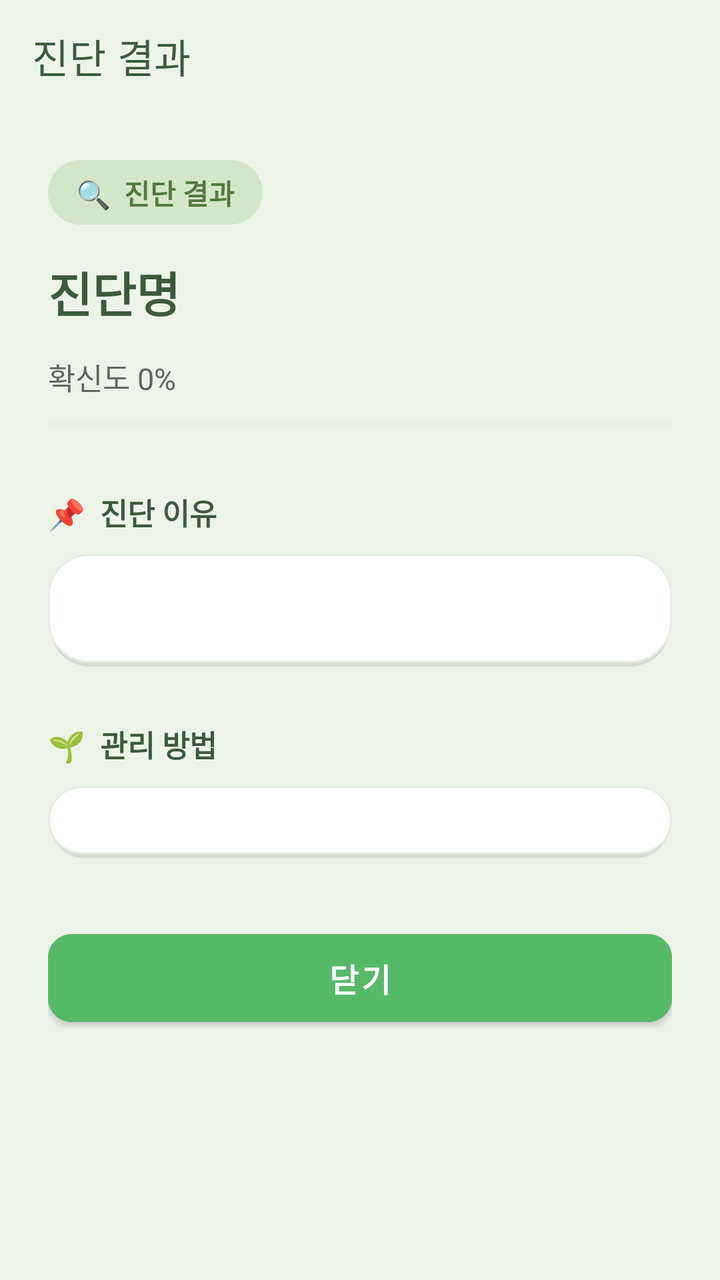
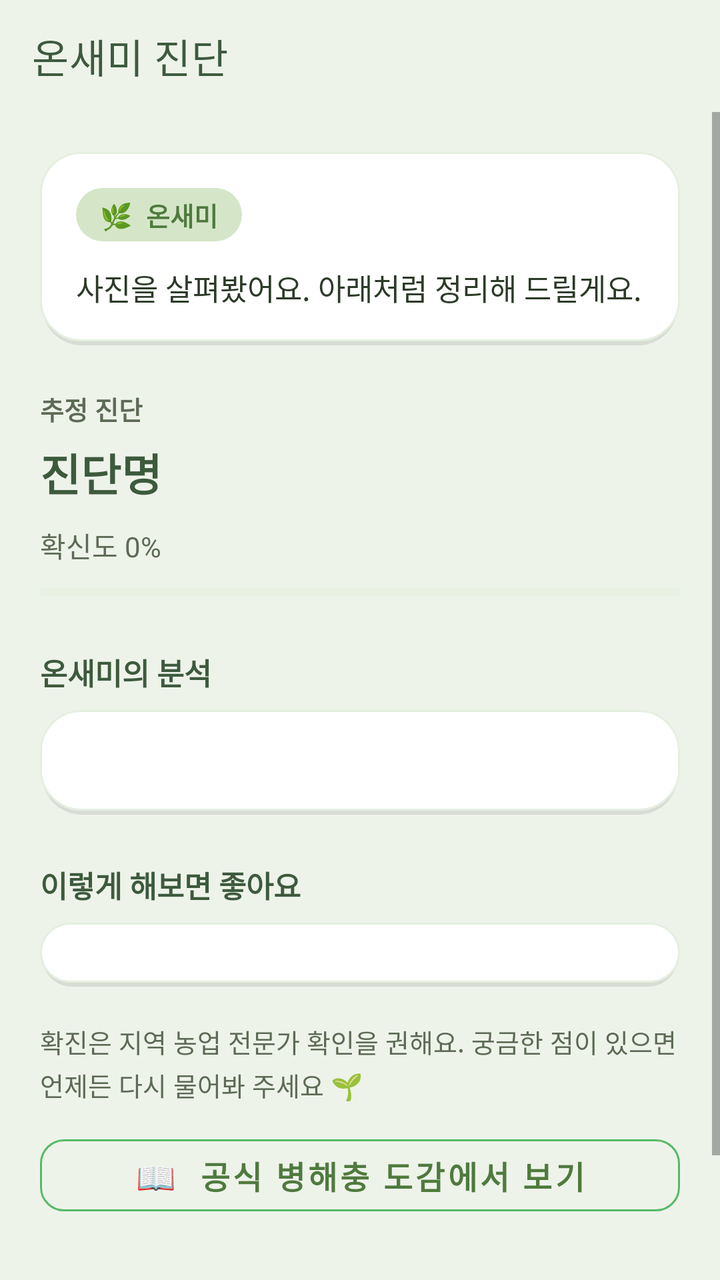

Before-and-after screenshots of an Android layout around one commit, followed by the original layout XML and the change that was made.
<!-- AndroidManifest.xml: activity theme Theme.Kiuda -->
<!-- res/layout/activity_diagnosis_result.xml -->
<?xml version="1.0" encoding="utf-8"?>
<LinearLayout xmlns:android="http://schemas.android.com/apk/res/android"
    xmlns:app="http://schemas.android.com/apk/res-auto"
    android:layout_width="match_parent"
    android:layout_height="match_parent"
    android:orientation="vertical"
    android:background="@color/neo_bg">

    <com.google.android.material.appbar.MaterialToolbar
        android:id="@+id/toolbar"
        android:layout_width="match_parent"
        android:layout_height="?attr/actionBarSize"
        android:background="@color/neo_bg"
        app:titleTextColor="@color/neo_text_dark"
        app:title="진단 결과"
        app:navigationIconTint="@color/neo_text_dark" />

    <ScrollView
        android:layout_width="match_parent"
        android:layout_height="0dp"
        android:layout_weight="1">

        <LinearLayout
            android:layout_width="match_parent"
            android:layout_height="wrap_content"
            android:orientation="vertical"
            android:padding="24dp">

            <TextView
                android:layout_width="wrap_content"
                android:layout_height="wrap_content"
                android:text="🔍  진단 결과"
                android:textSize="14sp"
                android:textStyle="bold"
                android:textColor="@color/neo_green_dark"
                android:background="@drawable/bg_pill_soft"
                android:paddingLeft="14dp"
                android:paddingRight="14dp"
                android:paddingTop="6dp"
                android:paddingBottom="6dp" />

            <TextView
                android:id="@+id/tvDiagnosisName"
                android:layout_width="match_parent"
                android:layout_height="wrap_content"
                android:layout_marginTop="16dp"
                android:text="진단명"
                android:textSize="24sp"
                android:textStyle="bold"
                android:textColor="@color/neo_text_dark"
                android:fontFamily="sans-serif-black" />

            <TextView
                android:id="@+id/tvConfidence"
                android:layout_width="wrap_content"
                android:layout_height="wrap_content"
                android:layout_marginTop="14dp"
                android:text="확신도 0%"
                android:textSize="15sp"
                android:textColor="@color/neo_muted" />

            <ProgressBar
                android:id="@+id/progressConfidence"
                style="?android:attr/progressBarStyleHorizontal"
                android:layout_width="match_parent"
                android:layout_height="10dp"
                android:layout_marginTop="8dp"
                android:max="100"
                android:progress="0"
                android:progressTint="@color/neo_green_primary"
                android:progressBackgroundTint="@color/neo_green_soft" />

            <TextView
                android:layout_width="wrap_content"
                android:layout_height="wrap_content"
                android:layout_marginTop="28dp"
                android:text="📌  진단 이유"
                android:textSize="15sp"
                android:textStyle="bold"
                android:textColor="@color/neo_text_dark" />

            <TextView
                android:id="@+id/tvReason"
                android:layout_width="match_parent"
                android:layout_height="wrap_content"
                android:layout_marginTop="10dp"
                android:padding="18dp"
                android:background="@drawable/bg_neo_card"
                android:textSize="15sp"
                android:textColor="@color/neo_text"
                android:lineSpacingExtra="4dp" />

            <TextView
                android:layout_width="wrap_content"
                android:layout_height="wrap_content"
                android:layout_marginTop="28dp"
                android:text="🌱  관리 방법"
                android:textSize="15sp"
                android:textStyle="bold"
                android:textColor="@color/neo_text_dark" />

            <LinearLayout
                android:id="@+id/containerMethods"
                android:layout_width="match_parent"
                android:layout_height="wrap_content"
                android:orientation="vertical"
                android:layout_marginTop="10dp"
                android:padding="18dp"
                android:background="@drawable/bg_neo_card" />

            <com.google.android.material.button.MaterialButton
                android:id="@+id/btnClose"
                android:layout_width="match_parent"
                android:layout_height="56dp"
                android:layout_marginTop="32dp"
                android:text="닫기"
                android:textStyle="bold"
                app:cornerRadius="12dp"
                android:backgroundTint="@color/neo_green_primary" />

        </LinearLayout>
    </ScrollView>
</LinearLayout>
<!-- resources referenced by this layout -->
<resources>
  <color name="neo_bg">#EEF3EA</color>
  <color name="neo_green_dark">#4F7A3E</color>
  <color name="neo_green_primary">#56B968</color>
  <color name="neo_green_soft">#D5E6C8</color>
  <color name="neo_muted">#5C6B55</color>
  <color name="neo_text">#2C3A28</color>
  <color name="neo_text_dark">#3D5A3D</color>
  <!-- drawable bg_neo_card (drawable) -->
  <?xml version="1.0" encoding="utf-8"?>
  <layer-list xmlns:android="http://schemas.android.com/apk/res/android">
      <item android:left="1dp" android:top="2dp" android:right="1dp" android:bottom="0dp">
          <shape android:shape="rectangle">
              <solid android:color="#18000000" />
              <corners android:radius="20dp" />
          </shape>
      </item>
      <item android:bottom="2dp">
          <shape android:shape="rectangle">
              <solid android:color="#FFFFFF" />
              <corners android:radius="20dp" />
              <stroke android:width="1dp" android:color="#E5EFE0" />
          </shape>
      </item>
  </layer-list>
  <!-- drawable bg_pill_soft (drawable) -->
  <?xml version="1.0" encoding="utf-8"?>
  <shape xmlns:android="http://schemas.android.com/apk/res/android">
      <solid android:color="#D5E6C8" />
      <corners android:radius="50dp" />
  </shape>
  <style name="Theme.Kiuda" parent="Theme.MaterialComponents.DayNight.NoActionBar">
          <item name="colorPrimary">@color/neo_green_primary</item>
          <item name="colorPrimaryVariant">@color/neo_green_dark</item>
          <item name="colorOnPrimary">@color/neo_white</item>
          <item name="colorSecondary">@color/neo_leaf</item>
          <item name="colorOnSecondary">@color/neo_white</item>
          <item name="colorSurface">@color/neo_bg</item>
          <item name="colorOnSurface">@color/neo_text</item>
          <item name="android:colorBackground">@color/neo_bg</item>
          <item name="android:statusBarColor">@color/neo_green_dark</item>
          <item name="android:navigationBarColor">@color/neo_bg</item>
          <item name="android:windowLightStatusBar">false</item>
          <item name="materialButtonStyle">@style/Widget.Kiuda.Button</item>
      </style>
  <color name="neo_white">#FFFFFF</color>
  <color name="neo_leaf">#7CB342</color>
  <style name="Widget.Kiuda.Button" parent="Widget.MaterialComponents.Button">
          <item name="cornerRadius">12dp</item>
          <item name="android:textAllCaps">false</item>
          <item name="android:textSize">16sp</item>
          <item name="backgroundTint">@color/neo_green_primary</item>
          <item name="android:textColor">@color/neo_white</item>
      </style>
</resources>

<!-- the commit's change to res/layout/activity_diagnosis_result.xml (unified diff, before → after) -->
@@ -12,7 +12,7 @@
         android:layout_height="?attr/actionBarSize"
         android:background="@color/neo_bg"
         app:titleTextColor="@color/neo_text_dark"
-        app:title="진단 결과"
+        app:title="온새미 진단"
         app:navigationIconTint="@color/neo_text_dark" />
 
     <ScrollView
@@ -24,39 +24,68 @@
             android:layout_width="match_parent"
             android:layout_height="wrap_content"
             android:orientation="vertical"
-            android:padding="24dp">
+            android:padding="20dp">
 
+            
+            <LinearLayout
+                android:layout_width="match_parent"
+                android:layout_height="wrap_content"
+                android:orientation="vertical"
+                android:padding="18dp"
+                android:background="@drawable/bg_neo_card">
+
+                <TextView
+                    android:layout_width="wrap_content"
+                    android:layout_height="wrap_content"
+                    android:text="🌿  온새미"
+                    android:textSize="13sp"
+                    android:textStyle="bold"
+                    android:textColor="@color/neo_green_dark"
+                    android:background="@drawable/bg_pill_soft"
+                    android:paddingLeft="12dp"
+                    android:paddingRight="12dp"
+                    android:paddingTop="4dp"
+                    android:paddingBottom="4dp" />
+
+                <TextView
+                    android:id="@+id/tvGreeting"
+                    android:layout_width="match_parent"
+                    android:layout_height="wrap_content"
+                    android:layout_marginTop="12dp"
+                    android:text="사진을 살펴봤어요. 아래처럼 정리해 드릴게요."
+                    android:textSize="15sp"
+                    android:textColor="@color/neo_text"
+                    android:lineSpacingExtra="4dp" />
+            </LinearLayout>
+
+            
             <TextView
                 android:layout_width="wrap_content"
                 android:layout_height="wrap_content"
-                android:text="🔍  진단 결과"
-                android:textSize="14sp"
+                android:layout_marginTop="22dp"
+                android:text="추정 진단"
+                android:textSize="13sp"
                 android:textStyle="bold"
-                android:textColor="@color/neo_green_dark"
-                android:background="@drawable/bg_pill_soft"
-                android:paddingLeft="14dp"
-                android:paddingRight="14dp"
-                android:paddingTop="6dp"
-                android:paddingBottom="6dp" />
+                android:textColor="@color/neo_muted" />
 
             <TextView
                 android:id="@+id/tvDiagnosisName"
                 android:layout_width="match_parent"
                 android:layout_height="wrap_content"
-                android:layout_marginTop="16dp"
+                android:layout_marginTop="6dp"
                 android:text="진단명"
-                android:textSize="24sp"
+                android:textSize="22sp"
                 android:textStyle="bold"
                 android:textColor="@color/neo_text_dark"
-                android:fontFamily="sans-serif-black" />
+                android:lineSpacingExtra="2dp" />
 
             <TextView
                 android:id="@+id/tvConfidence"
                 android:layout_width="wrap_content"
                 android:layout_height="wrap_content"
-                android:layout_marginTop="14dp"
+                android:layout_marginTop="10dp"
                 android:text="확신도 0%"
-                android:textSize="15sp"
+                android:textSize="14sp"
                 android:textColor="@color/neo_muted" />
 
             <ProgressBar
@@ -70,11 +99,12 @@
                 android:progressTint="@color/neo_green_primary"
                 android:progressBackgroundTint="@color/neo_green_soft" />
 
+            
             <TextView
                 android:layout_width="wrap_content"
                 android:layout_height="wrap_content"
-                android:layout_marginTop="28dp"
-                android:text="📌  진단 이유"
+                android:layout_marginTop="24dp"
+                android:text="온새미의 분석"
                 android:textSize="15sp"
                 android:textStyle="bold"
                 android:textColor="@color/neo_text_dark" />
@@ -83,18 +113,19 @@
                 android:id="@+id/tvReason"
                 android:layout_width="match_parent"
                 android:layout_height="wrap_content"
-                android:layout_marginTop="10dp"
-                android:padding="18dp"
+                android:layout_marginTop="8dp"
+                android:padding="16dp"
                 android:background="@drawable/bg_neo_card"
                 android:textSize="15sp"
                 android:textColor="@color/neo_text"
-                android:lineSpacingExtra="4dp" />
+                android:lineSpacingExtra="6dp" />
 
+            
             <TextView
                 android:layout_width="wrap_content"
                 android:layout_height="wrap_content"
-                android:layout_marginTop="28dp"
-                android:text="🌱  관리 방법"
+                android:layout_marginTop="24dp"
+                android:text="이렇게 해보면 좋아요"
                 android:textSize="15sp"
                 android:textStyle="bold"
                 android:textColor="@color/neo_text_dark" />
@@ -104,16 +135,38 @@
                 android:layout_width="match_parent"
                 android:layout_height="wrap_content"
                 android:orientation="vertical"
-                android:layout_marginTop="10dp"
-                android:padding="18dp"
+                android:layout_marginTop="8dp"
+                android:padding="16dp"
                 android:background="@drawable/bg_neo_card" />
+
+            <TextView
+                android:id="@+id/tvClosing"
+                android:layout_width="match_parent"
+                android:layout_height="wrap_content"
+                android:layout_marginTop="18dp"
+                android:text="확진은 지역 농업 전문가 확인을 권해요. 궁금한 점이 있으면 언제든 다시 물어봐 주세요 🌱"
+                android:textSize="13sp"
+                android:textColor="@color/neo_muted"
+                android:lineSpacingExtra="3dp" />
+
+            <com.google.android.material.button.MaterialButton
+                android:id="@+id/btnEncyclopedia"
+                style="@style/Widget.MaterialComponents.Button.OutlinedButton"
+                android:layout_width="match_parent"
+                android:layout_height="48dp"
+                android:layout_marginTop="12dp"
+                android:text="📖  공식 병해충 도감에서 보기"
+                android:textStyle="bold"
+                app:cornerRadius="12dp"
+                app:strokeColor="@color/neo_green_primary"
+                android:textColor="@color/neo_green_dark" />
 
             <com.google.android.material.button.MaterialButton
                 android:id="@+id/btnClose"
                 android:layout_width="match_parent"
-                android:layout_height="56dp"
-                android:layout_marginTop="32dp"
-                android:text="닫기"
+                android:layout_height="54dp"
+                android:layout_marginTop="24dp"
+                android:text="확인"
                 android:textStyle="bold"
                 app:cornerRadius="12dp"
                 android:backgroundTint="@color/neo_green_primary" />
